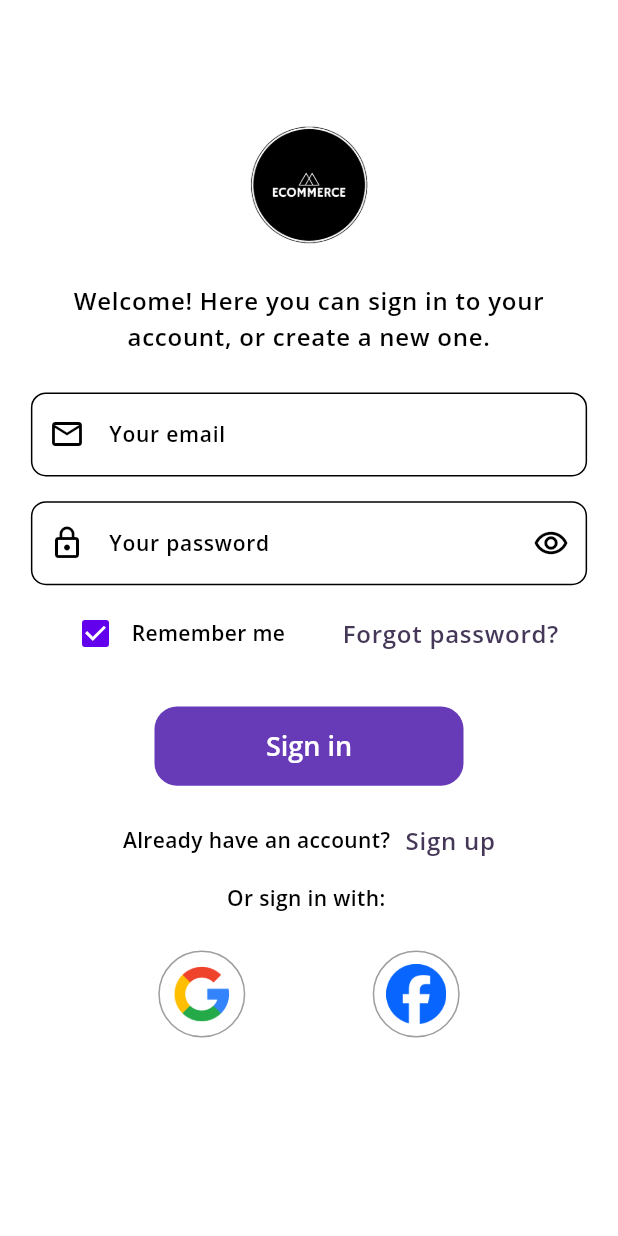
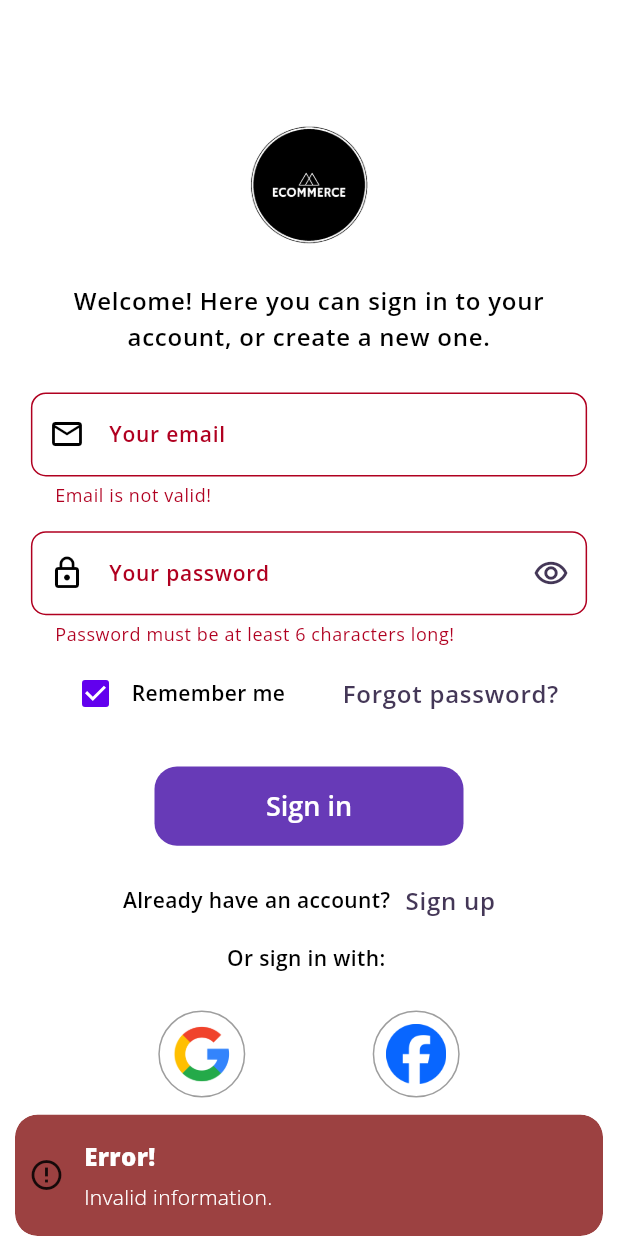
Before and after one commit to aamxh/ecommerce_app, a Flutter app: the SignInV screen opened directly, after a tap on "Sign in", on a phone screen of 412 x 824 dp. Run offline on Flutter 3.47's test engine with Material 3 defaults, Android fonts, the phone set to English and light mode, and no system bars; our stand-ins replace carousel_slider, connectivity_plus, email_validator, equatable, firebase_auth, firebase_core and 5 more; accounts and stored records are empty.

Commit message:
implemented signing-in and signing-up authentication

```diff
--- a/lib/config/constants.dart
+++ b/lib/config/constants.dart
@@ -10,6 +10,7 @@ class MyConstants {
   static const Color primaryColorLight = Color(0xff8068a3);
   static const Color neutral = Colors.grey;
   static const Color neutralLight = Color(0xfff0f0f0);
+  static const Color red = Color(0xff9c4141);
 
 
   static const lightLogoP = 'assets/logos/logo_light.jpg';
--- a/lib/config/helpers.dart
+++ b/lib/config/helpers.dart
@@ -1,8 +1,14 @@
+import 'package:ecommerce_app/config/constants.dart';
+import 'package:email_validator/email_validator.dart';
 import 'package:intl/intl.dart';
 import 'package:url_launcher/url_launcher.dart';
 import 'package:url_launcher/url_launcher_string.dart';
+import 'package:flutter/material.dart';
+import 'package:get/get.dart';
 
 class MyHelpers {
+
+  MyHelpers._();
 
   static Future<void> launchURL(String url) async {
     if (await canLaunchUrlString(url)) {
@@ -21,4 +27,76 @@ class MyHelpers {
     return NumberFormat.currency(locale: 'en_US', symbol: '\$').format(amount);
   }
 
+  static String? validateEmail(String? val) {
+    if (val == null) {
+      return 'Email field is empty!';
+    }
+    if (!EmailValidator.validate(val)) {
+      return 'Email is not valid!';
+    }
+    return null;
+  }
+
+  static String? validatePassword(String? val) {
+    if (val == null) {
+      return 'Password field is empty!';
+    }
+    if (val.length < 6) {
+      return 'Password must be at least 6 characters long!';
+    }
+    return null;
+  }
+
+  static String? validatePhone(String? val) {
+    if (val == null) {
+      return 'Phone number field is empty!';
+    }
+    final RegExp phoneRegExp = RegExp(r'^\+?[\d\s\-\(\)]{7,15}$');
+    if (!phoneRegExp.hasMatch(val)) {
+      return 'Phone number is not valid!';
+    }
+    return null;
+  }
+
+  static String? validateName(String? val) {
+    if (val == null) {
+      return 'User name field is empty!';
+    }
+    return null;
+  }
+
+  static void startLoading() => showDialog(
+      context: Get.overlayContext!,
+      barrierDismissible: false,
+      builder: (context) {
+        final theme = Theme.of(context);
+        return PopScope(
+          canPop: false,
+          child: Container(
+            color: theme.scaffoldBackgroundColor,
+            width: double.infinity,
+            height: double.infinity,
+            child: Center(
+              child: CircularProgressIndicator(
+                color: theme.colorScheme.secondary,
+              ),
+            ),
+          ),
+        );
+      },
+    );
+
+  static void stopLoading() => Navigator.of(Get.overlayContext!).pop();
+
+  static void showErrorSnackBar(String message) =>
+      Get.snackbar(
+        'Error!',
+        message,
+        isDismissible: false,
+        backgroundColor: MyConstants.red,
+        colorText: Colors.white,
+        snackPosition: SnackPosition.BOTTOM,
+        icon: const Icon(Icons.error_outline),
+      );
+
 }
--- /dev/null
+++ b/lib/controllers/authentication.dart
@@ -0,0 +1,111 @@
+import 'package:ecommerce_app/config/helpers.dart';
+import 'package:ecommerce_app/config/network_manager.dart';
+import 'package:ecommerce_app/ui/views/on_boarding.dart';
+import 'package:ecommerce_app/ui/views/sign_in.dart';
+import 'package:firebase_auth/firebase_auth.dart';
+import 'package:flutter_native_splash/flutter_native_splash.dart';
+import 'package:get/get.dart';
+import 'package:get_storage/get_storage.dart';
+import 'package:flutter/material.dart';
+import 'package:ecommerce_app/ui/views/main.dart';
+
+class MyAuthentication extends GetxController {
+
+  final _deviceStorage = GetStorage();
+  final _auth = FirebaseAuth.instance;
+  static final emailCtrl = TextEditingController();
+  static final passwordCtrl = TextEditingController();
+  static final nameCtrl = TextEditingController();
+  static final phoneCtrl = TextEditingController();
+  static final GlobalKey<FormState> signInKey = GlobalKey<FormState>();
+  static final GlobalKey<FormState> signUpKey = GlobalKey<FormState>();
+  bool isPasswordHidden = true;
+  bool accepted = false;
+  bool rememberMe = true;
+
+  @override
+  void onReady() {
+    FlutterNativeSplash.remove();
+    viewRedirect();
+  }
+
+  Future<void> viewRedirect() async {
+    await _deviceStorage.writeIfNull('isFirstTime', true);
+    await _deviceStorage.read('isFirstTime') != true ?
+        Get.offAll(() => const SignInV()) :
+        Get.offAll(() => const OnBoardingV());
+  }
+
+  void hidePassword() {
+    isPasswordHidden = true;
+    update();
+  }
+
+  void showPassword() {
+    isPasswordHidden = false;
+    update();
+  }
+
+  void changeAccepted(bool? val) {
+    if(val == null) return;
+    accepted = val;
+    update();
+  }
+
+  void changeRememberMe(bool? val) {
+    if (val == null) return;
+    rememberMe = val;
+    update();
+  }
+
+  Future<void> signIn() async {
+    try {
+      if (signInKey.currentState!.validate()) {
+        MyHelpers.startLoading();
+        final isConnected = await Get.find<MyNetworkManager>().isConnected();
+        if (!isConnected) {
+          MyHelpers.stopLoading();
+          return;
+        }
+        await _auth.signInWithEmailAndPassword(
+          email: emailCtrl.text.trim(),
+          password: passwordCtrl.text.trim(),
+        );
+        MyHelpers.stopLoading();
+        Get.offAll(const MainV());
+      } else {
+        MyHelpers.showErrorSnackBar('Invalid information.');
+      }
+    } catch(ex) {
+      MyHelpers.showErrorSnackBar(ex.toString());
+    }
+  }
+
+  Future<void> signUp() async {
+    try {
+      if (signUpKey.currentState!.validate()) {
+        if (accepted) {
+          MyHelpers.startLoading();
+          final isConnected = await Get.find<MyNetworkManager>().isConnected();
+          if (!isConnected) {
+            MyHelpers.stopLoading();
+            return;
+          }
+          await _auth.createUserWithEmailAndPassword(
+            email: emailCtrl.text.trim(),
+            password: passwordCtrl.text.trim(),
+          );
+          MyHelpers.stopLoading();
+          Get.offAll(const MainV());
+        } else {
+          MyHelpers.showErrorSnackBar('Privacy policy and terms of use must be accepted.');
+        }
+      } else {
+        MyHelpers.showErrorSnackBar('Invalid information.');
+      }
+    } catch(ex) {
+      MyHelpers.showErrorSnackBar(ex.toString());
+    }
+  }
+
+}
--- a/lib/main.dart
+++ b/lib/main.dart
@@ -1,7 +1,6 @@
-import 'package:ecommerce_app/config/authentication.dart';
-
+import 'package:ecommerce_app/config/network_manager.dart';
+import 'package:ecommerce_app/controllers/authentication.dart';
 import 'firebase_options.dart';
-import 'package:ecommerce_app/ui/views/on_boarding.dart';
 import 'package:flutter/material.dart';
 import 'package:ecommerce_app/config/theme/theme.dart';
 import 'package:get/get.dart';
@@ -17,6 +16,7 @@ void main() {
 Future<void> _initializeApp() async {
   final widgetsBinding = WidgetsFlutterBinding.ensureInitialized();
   await GetStorage.init();
+  Get.put(MyNetworkManager());
   FlutterNativeSplash.preserve(widgetsBinding: widgetsBinding);
   await Firebase.initializeApp(
       options: DefaultFirebaseOptions.currentPlatform).then((FirebaseApp val) =>
--- a/lib/ui/views/sign_in.dart
+++ b/lib/ui/views/sign_in.dart
@@ -1,3 +1,5 @@
+import 'package:ecommerce_app/controllers/authentication.dart';
+import 'package:ecommerce_app/config/helpers.dart';
 import 'package:ecommerce_app/ui/views/password_reset.dart';
 import 'package:ecommerce_app/ui/views/sign_up.dart';
 import 'package:flutter/material.dart';
@@ -6,10 +8,7 @@ import 'package:get/get.dart';
 
 class SignInV extends StatelessWidget {
 
-  SignInV({super.key});
-
-  final _emailCtrl = TextEditingController();
-  final _passwordCtrl = TextEditingController();
+  const SignInV({super.key});
 
   @override
   Widget build(BuildContext context) {
@@ -36,22 +35,44 @@ class SignInV extends StatelessWidget {
               ),
               SizedBox(height: size.height * 0.03,),
               Form(
+                key: MyAuthentication.signInKey,
                 child: Column(
                   children: <Widget>[
                     TextFormField(
-                      controller: _emailCtrl,
-                      decoration: InputDecoration(
+                      controller: MyAuthentication.emailCtrl,
+                      decoration: const InputDecoration(
                         prefixIcon: Icon(Icons.email_outlined),
                         labelText: 'Your email',
                       ),
+                      keyboardType: TextInputType.emailAddress,
+                      validator: MyHelpers.validateEmail,
                     ),
                     SizedBox(height: size.height * 0.02,),
-                    TextFormField(
-                      controller: _passwordCtrl,
-                      decoration: InputDecoration(
-                        prefixIcon: Icon(Icons.lock_outline),
-                        labelText: 'Your password',
-                        suffixIcon: Icon(Icons.remove_red_eye_outlined),
+                    GetBuilder(
+                      init: MyAuthentication(),
+                      builder: (ctrl) => TextFormField(
+                        controller: MyAuthentication.passwordCtrl,
+                        decoration: InputDecoration(
+                          prefixIcon: const Icon(Icons.lock_outline),
+                          labelText: 'Your password',
+                          suffixIcon: GestureDetector(
+                            onTap: () {
+                              if (ctrl.isPasswordHidden) {
+                                ctrl.showPassword();
+                              } else {
+                                ctrl.hidePassword();
+                              }
+                            },
+                            child: Icon(
+                              Icons.remove_red_eye_outlined,
+                              color: ctrl.isPasswordHidden ?
+                              MyConstants.primaryColor :
+                              MyConstants.neutral,
+                            ),
+                          ),
+                        ),
+                        obscureText: ctrl.isPasswordHidden,
+                        validator: MyHelpers.validatePassword,
                       ),
                     ),
                     SizedBox(height: size.height * 0.01,),
@@ -60,9 +81,12 @@ class SignInV extends StatelessWidget {
                       children: <Widget>[
                         Row(
                           children: <Widget>[
-                            Checkbox(
-                              value: true,
-                              onChanged: (val) {},
+                            GetBuilder(
+                              init: MyAuthentication(),
+                              builder: (ctrl) => Checkbox(
+                                value: ctrl.rememberMe,
+                                onChanged: ctrl.changeRememberMe,
+                              ),
                             ),
                             Text(
                               'Remember me',
@@ -83,7 +107,7 @@ class SignInV extends StatelessWidget {
                     ),
                     SizedBox(height: size.height * 0.03,),
                     ElevatedButton(
-                      onPressed: () {},
+                      onPressed: Get.find<MyAuthentication>().signIn,
                       style: ElevatedButton.styleFrom(
                         fixedSize: Size(size.width * 0.5, size.height * 0.064),
                       ),
@@ -102,7 +126,11 @@ class SignInV extends StatelessWidget {
                   ),
                   const SizedBox(width: 10),
                   GestureDetector(
-                    onTap: () => Get.to(SignUpV()),
+                    onTap: () {
+                      MyAuthentication.emailCtrl.clear();
+                      MyAuthentication.passwordCtrl.clear();
+                      Get.to(const SignUpV());
+                    },
                     child: Text(
                       'Sign up',
                       style: theme.textTheme.bodyLarge!.apply(
--- a/lib/ui/widgets/main.dart
+++ b/lib/ui/widgets/main.dart
@@ -300,7 +300,7 @@ class ProductW extends StatelessWidget {
                         Container() :
                         Container(
                           decoration: BoxDecoration(
-                            color: const Color(0xff9c4141),
+                            color: MyConstants.red,
                             borderRadius: BorderRadius.circular(30),
                           ),
                           padding: const EdgeInsets.symmetric(
--- a/pubspec.yaml
+++ b/pubspec.yaml
@@ -23,6 +23,10 @@ dependencies:
   carousel_slider: ^4.2.1
   equatable: ^2.0.5
   firebase_core: ^3.1.1
+  email_validator: ^3.0.0
+  firebase_auth: ^5.1.1
+  connectivity_plus: ^6.0.3
+
 
 dev_dependencies:
   flutter_test:
--- a/splash.yaml
+++ b/splash.yaml
@@ -1,11 +1,11 @@
 flutter_native_splash:
   color: "#FFFFFF"
-  color_dark: "#272727"
+  color_dark: "#000000"
   image: assets/logos/logo_light.jpg
   image_dark: assets/logos/logo_dark.jpg
   android_12:
     color: "#FFFFFF"
-    color_dark: "#272727"
+    color_dark: "#000000"
     image: assets/logos/logo_light.jpg
     image_dark: assets/logos/logo_dark.jpg
   web: false
```
Also changed, not shown: lib/config/authentication.dart (deleted, +0 -24 lines), lib/config/network_manager.dart (added, +23 -0 lines), lib/ui/views/sign_up.dart (+64 -23 lines), pubspec.lock, 8 other files.
